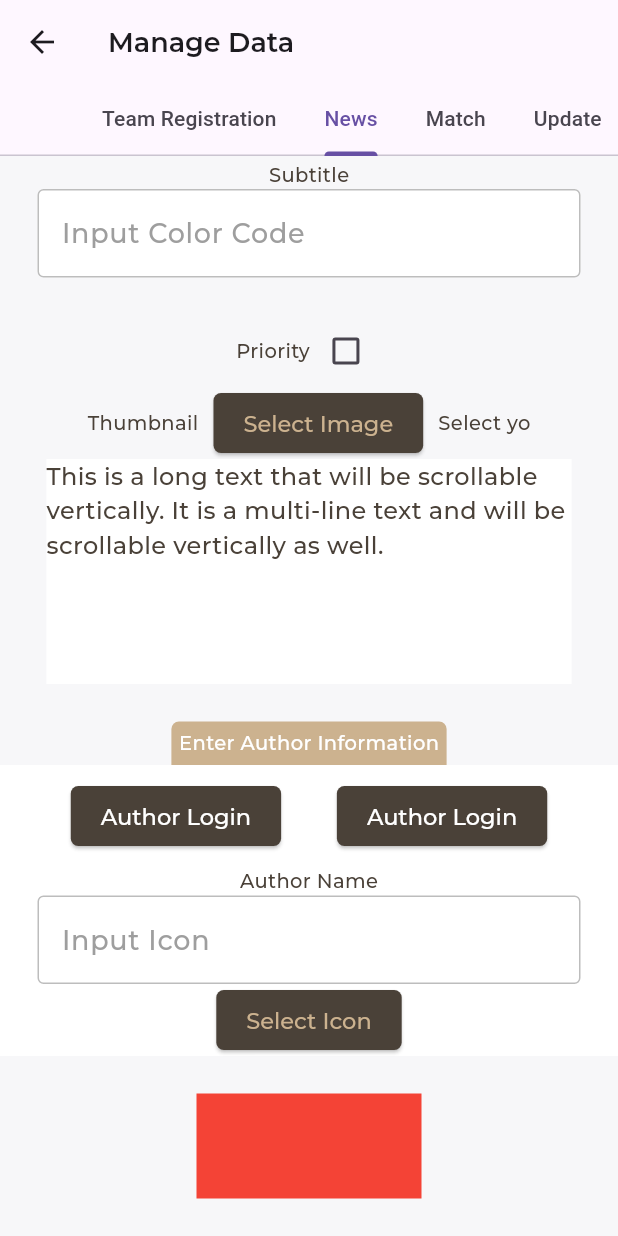
After one commit to sharon17kevin/WildSport, a Flutter app: the ManagementPanel screen opened directly, tab 2 chosen, scrolled down 125 dp, after a tap on "Select Image", on a phone screen of 412 x 824 dp. The commit adds this screen. Run offline on Flutter 3.47's test engine with Material 2 defaults, Android fonts, the light colour scheme and no system bars; our stand-ins replace carousel_slider, flutter_lorem, flutter_secure_storage, get, get_storage, google_fonts and 4 more; missing offline and left inert: sliding_switch; accounts and stored records are empty; network calls fail; statements that could not run were skipped.

Commit message:
Some Little Additions

```diff
--- /dev/null
+++ b/lib/morePages/managementPanel.dart
@@ -0,0 +1,40 @@
+import 'package:flutter/material.dart';
+import 'package:wild_sport/morePages/matchManagement.dart';
+import 'package:wild_sport/morePages/newsManagement.dart';
+import 'package:wild_sport/morePages/teamRegistration.dart';
+
+class ManagementPanel extends StatefulWidget {
+  @override
+  _ManagementPanelState createState() => _ManagementPanelState();
+}
+
+class _ManagementPanelState extends State<ManagementPanel> {
+  @override
+  Widget build(BuildContext context) {
+    return DefaultTabController(
+      length: 4,
+      child: Scaffold(
+        appBar: AppBar(
+          title: Text('Manage Data'),
+          bottom: TabBar(
+            isScrollable: true,
+            tabs: [
+              Tab(text: 'Team Registration',),
+              Tab(text: 'News',),
+              Tab(text: 'Match',),
+              Tab(text: 'Update',)
+            ],
+          ),
+        ),
+        body: TabBarView(
+          children: [
+            Center(child: TeamRegistration()),
+            Center(child: NewsManagement()),
+            Center(child: MatchManagement()),
+            Center(child: Text('This is Tab 4')),
+          ],
+        ),
+      ),
+    );
+  }
+}
--- /dev/null
+++ b/lib/morePages/newsManagement.dart
@@ -0,0 +1,172 @@
+import 'dart:io';
+
+import 'package:flutter/cupertino.dart';
+import 'package:flutter/material.dart';
+import 'package:get/get.dart';
+import 'package:image_picker/image_picker.dart';
+
+import '../components/textfield.dart';
+
+class NewsManagement extends StatefulWidget {
+  @override
+  State<NewsManagement> createState() => _NewsManagementState();
+}
+
+class _NewsManagementState extends State<NewsManagement> {
+  @override
+  Widget build(BuildContext context) {
+    final TextEditingController titleController = TextEditingController();
+    final TextEditingController subtitleController = TextEditingController();
+    final TextEditingController iconController = TextEditingController();
+    File? _selectedImage;
+    var isNew = false.obs;
+    var isPriority = false.obs;
+    Future _pickImageFromGallery() async {
+      final returnedImage = await ImagePicker().pickImage(source: ImageSource.gallery);
+      if (returnedImage == null){
+        return;
+      }
+      setState(() {
+        _selectedImage = File(returnedImage!.path);
+      });
+    }
+
+    return SafeArea(
+      child: Container(
+        child: SingleChildScrollView(
+          child: Column(
+            mainAxisAlignment: MainAxisAlignment.start,
+            children: [
+              SizedBox(height: 25,),
+              Text('Title'),
+              MyTextField(
+                  controller: titleController,
+                  hintText: 'Input Team Name',
+                  obscureText: false
+              ),
+              SizedBox(height: 25,),
+              Text('Subtitle'),
+              MyTextField(
+                  controller: subtitleController,
+                  hintText: 'Input Color Code',
+                  obscureText: false
+              ),
+              SizedBox(height: 25,),
+              Row(
+                mainAxisSize: MainAxisSize.min,
+                children: [
+                  Text('Priority'),
+                  Obx(
+                      () => Checkbox(
+                        value: isPriority.value,
+                        onChanged: (newValue) {
+                          isPriority.value = newValue!;
+                        }
+                    ),
+                  )
+                ],
+              ),
+              Row(
+                mainAxisSize: MainAxisSize.min,
+                children: [
+                  Text('Thumbnail'),
+                  SizedBox(width: 10,),
+                  ElevatedButton(
+                    onPressed: (){
+                      _pickImageFromGallery();
+                    },
+                    child: Text('Select Image'),
+                  ),
+                  SizedBox(width: 10,),
+                  if (_selectedImage != null) Image.file(_selectedImage!) else const Text('Select yo'),
+                ],
+              ),
+              Container(
+                color: Get.theme.primaryColor,
+                width: MediaQuery.of(context).size.width * 0.85,
+                height: 150,
+                child: SingleChildScrollView(
+                  child: Text(
+                    'This is a long text that will be scrollable vertically. It is a multi-line text and will be scrollable vertically as well.',
+                    style: TextStyle(fontSize: 16),
+                  ),
+                ),
+              ),
+              SizedBox(height: 25,),
+              Container(
+                padding: EdgeInsets.all(5),
+                child: Text('Enter Author Information',
+                  style: TextStyle(
+                    color: Get.isDarkMode? Colors.black: Colors.white,
+                  ),
+                ),
+                decoration: BoxDecoration(
+                    color: Get.theme.primaryColorDark,
+                    borderRadius: BorderRadius.only(
+                        topLeft: Radius.circular(5),
+                        topRight: Radius.circular(5)
+                    )
+                ),
+              ),
+              Container(
+                  color: Get.theme.primaryColor,
+                  child: Column(
+                    children: [
+                      Padding(
+                        padding: const EdgeInsets.all(10),
+                        child: Row(
+                          mainAxisAlignment: MainAxisAlignment.spaceEvenly,
+                          children: [
+                            ElevatedButton(
+                              onPressed: (){
+                                isNew.value = true;
+                              },
+                              child: Text('Author Login',
+                                style: TextStyle(
+                                    color: Colors.white
+                                ),),
+                            ),
+                            ElevatedButton(
+                              onPressed: (){
+                                isNew.value = true;
+                              },
+                              child: Text('Author Login',
+                              style: TextStyle(
+                                color: Colors.white
+                              ),),
+                            ),
+                          ],
+                        ),
+                      ),
+                      Text('Author Name'),
+                      MyTextField(
+                          controller: iconController,
+                          hintText: 'Input Icon',
+                          obscureText: false
+                      ),
+                      ElevatedButton(
+                        onPressed: (){
+                          _pickImageFromGallery();
+                        },
+                        child: Text('Select Icon'),
+                      ),
+                    ],
+                  )
+              ),
+              SizedBox(height: 25,),
+              GestureDetector(
+                onTap: (){},
+                child: Container(
+                  height: 70,
+                  width: 150,
+                  color: Colors.red,
+                ),
+              ),
+              SizedBox(height: 25,),
+            ],
+          ),
+        ),
+      ),
+    );
+  }
+}
--- /dev/null
+++ b/lib/morePages/teamRegistration.dart
@@ -0,0 +1,158 @@
+//import 'dart:html';
+import 'dart:io';
+
+import 'package:flutter/material.dart';
+import 'package:get/get.dart';
+import 'package:image_picker/image_picker.dart';
+import 'package:wild_sport/components/textfield.dart';
+
+class TeamRegistration extends StatefulWidget {
+  @override
+  State<TeamRegistration> createState() => _TeamRegistrationState();
+}
+
+class _TeamRegistrationState extends State<TeamRegistration> {
+  @override
+  Widget build(BuildContext context) {
+    final TextEditingController nameController = TextEditingController();
+    final TextEditingController jerseyController = TextEditingController();
+    final TextEditingController iconController = TextEditingController();
+    File? _selectedImage;
+    Future<void> _pickImage(ImageSource source) async {
+      try {
+        final pickedFile = await ImagePicker().pickImage(source: source);
+
+        if (pickedFile != null) {
+          print('Image selected: ${pickedFile.path}');
+          setState(() {
+            _selectedImage = File(pickedFile.path);
+          });
+        } else {
+          print('No image selected.');
+          return;
+        }
+      } catch (e) {
+        print('Error picking image: $e');
+      }
+    }
+    Future _pickImageFromGallery() async {
+      final returnedImage = await ImagePicker().pickImage(source: ImageSource.gallery);
+      if (returnedImage == null){
+        return;
+      }
+      setState(() {
+        _selectedImage = File(returnedImage!.path);
+      });
+    }
+
+    return SafeArea(
+      child: Container(
+        child: SingleChildScrollView(
+          child: Column(
+            mainAxisAlignment: MainAxisAlignment.start,
+            children: [
+              SizedBox(height: 25,),
+              Text('Team Name'),
+              MyTextField(
+                controller: nameController,
+                hintText: 'Input Team Name',
+                obscureText: false
+              ),
+              SizedBox(height: 25,),
+              Text('Team Color Code'),
+              MyTextField(
+                  controller: jerseyController,
+                  hintText: 'Input Color Code',
+                  obscureText: false
+              ),
+              SizedBox(height: 25,),
+              Row(
+                mainAxisSize: MainAxisSize.min,
+                children: [
+                  Text('Team Logo'),
+                  SizedBox(width: 10,),
+                  ElevatedButton(
+                    onPressed: (){
+                      _pickImageFromGallery();
+                    },
+                    child: Text('Select Icon'),
+                  ),
+                  SizedBox(width: 10,),
+                  if (_selectedImage != null) Image.file(_selectedImage!) else const Text('Select yo'),
+                ],
+              ),
+              Container(
+                color: Get.theme.primaryColor,
+                width: MediaQuery.of(context).size.width * 0.85,
+                height: 150,
+                child: SingleChildScrollView(
+                  child: Text(
+                    'This is a long text that will be scrollable vertically. It is a multi-line text and will be scrollable vertically as well.',
+                    style: TextStyle(fontSize: 16),
+                  ),
+                ),
+              ),
+              SizedBox(height: 25,),
+              Container(
+                padding: EdgeInsets.all(5),
+                  child: Text('Enter Player Information',
+                    style: TextStyle(
+                      color: Get.isDarkMode? Colors.black: Colors.white,
+                    ),
+                  ),
+                decoration: BoxDecoration(
+                  color: Get.theme.primaryColorDark,
+                  borderRadius: BorderRadius.only(
+                    topLeft: Radius.circular(5),
+                    topRight: Radius.circular(5)
+                  )
+                ),
+              ),
+              Container(
+                color: Get.theme.primaryColor,
+                child: Column(
+                  children: [
+                    Text('Player Name'),
+                    MyTextField(
+                        controller: iconController,
+                        hintText: 'Input Icon',
+                        obscureText: false
+                    ),
+                    Text('Position'),
+                    MyTextField(
+                        controller: iconController,
+                        hintText: 'Input Icon',
+                        obscureText: false
+                    ),
+                    Text('Age'),
+                    MyTextField(
+                        controller: iconController,
+                        hintText: 'Input Icon',
+                        obscureText: false
+                    ),
+                    ElevatedButton(
+                      onPressed: (){
+                        _pickImageFromGallery();
+                      },
+                      child: Text('Select Image'),
+                    ),
+                  ],
+                )
+              ),
+              SizedBox(height: 25,),
+              GestureDetector(
+                onTap: (){},
+                child: Container(
+                  height: 70,
+                  width: 150,
+                  color: Colors.red,
+                ),
+              ),
+              SizedBox(height: 25,),
+            ],
+          ),
+        ),
+      ),
+    );
+  }
+}
--- a/lib/screens/morescreen.dart
+++ b/lib/screens/morescreen.dart
@@ -1,5 +1,6 @@
 import 'package:flutter/cupertino.dart';
 import 'package:flutter/material.dart';
+import 'package:wild_sport/morePages/managementPanel.dart';
 
 import '../helperPages/statsTile.dart';
 import '../stat_pages/season_stats.dart';
@@ -61,7 +62,7 @@ class _MoreScreenState extends State<MoreScreen> {
             height: 60,
             padding: EdgeInsets.symmetric(horizontal: 10),
             child: StatsTile(
-              page: SeasonStats(),
+              page: ManagementPanel(),
               title: "Management Panel",
             ),
           ),
--- a/pubspec.yaml
+++ b/pubspec.yaml
@@ -50,6 +50,7 @@ dependencies:
   intl: ^0.18.1
   collection: 1.17.1
   video_player: ^2.7.1
+  image_picker: ^1.0.4
   get_storage:
 
 dev_dependencies:
```
Also changed, not shown: lib/components/intTextField.dart (added, +43 -0 lines), lib/morePages/managementLogin.dart (added, +128 -0 lines), lib/morePages/matchManagement.dart (added, +96 -0 lines), pubspec.lock, 6 other files.
